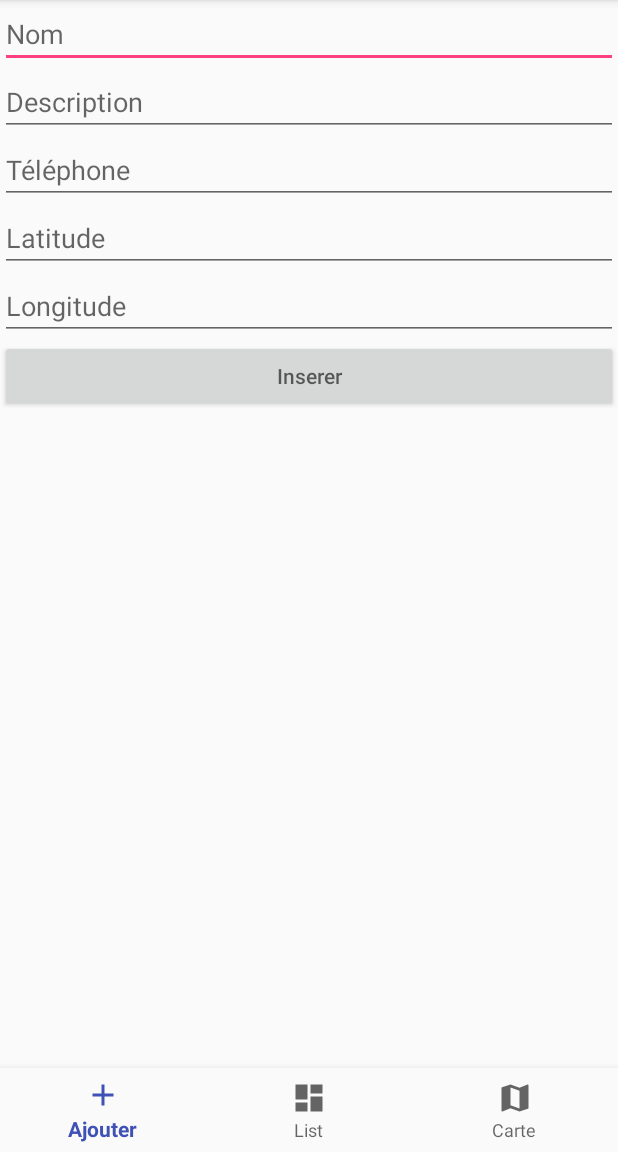
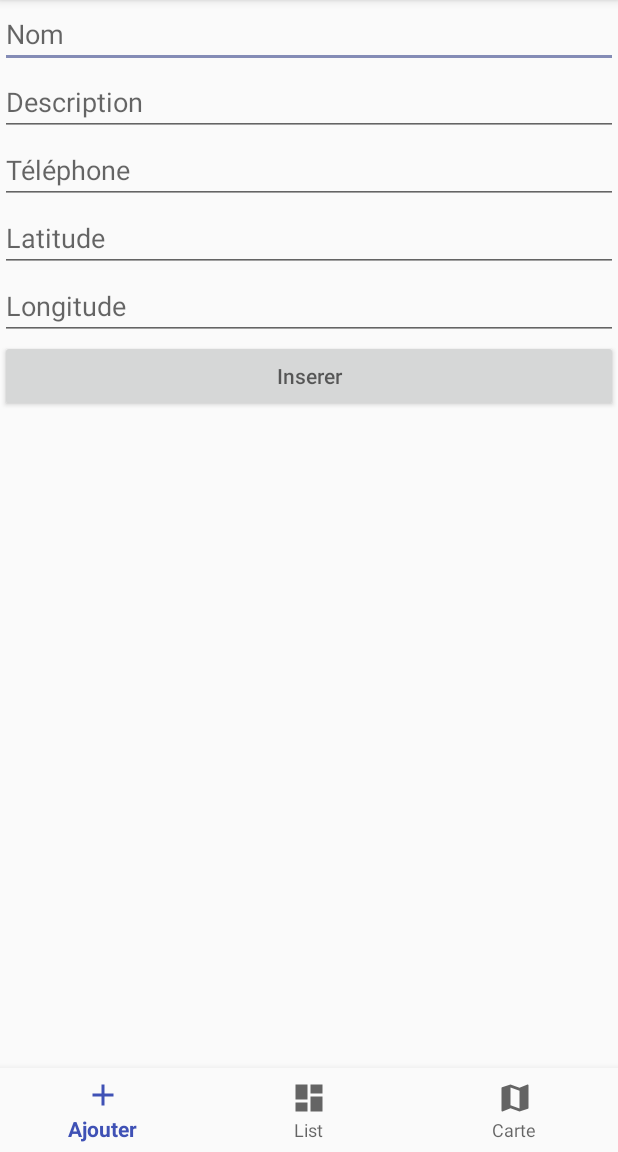
Before and after one commit to EISAWESOME/tp-room, an Android app: the screen it shows after launch (MainActivity), on a phone screen of 412 x 824 dp, the part 84-1236 px from its top. Run offline under Robolectric (Android 15) with nearby library versions, the phone set to English and light mode, and no system bars; libraries missing offline, so code that uses them is left out: com.facebook.stetho; 1 statement that could not run was skipped.

Commit message:
Gitignore + colors

```diff
--- a/app/src/main/res/values/colors.xml
+++ b/app/src/main/res/values/colors.xml
@@ -2,5 +2,5 @@
 <resources>
     <color name="colorPrimary">#3F51B5</color>
     <color name="colorPrimaryDark">#303F9F</color>
-    <color name="colorAccent">#FF4081</color>
+    <color name="colorAccent">#848cb6</color>
 </resources>
```
Also changed, not shown: 1 other file.
